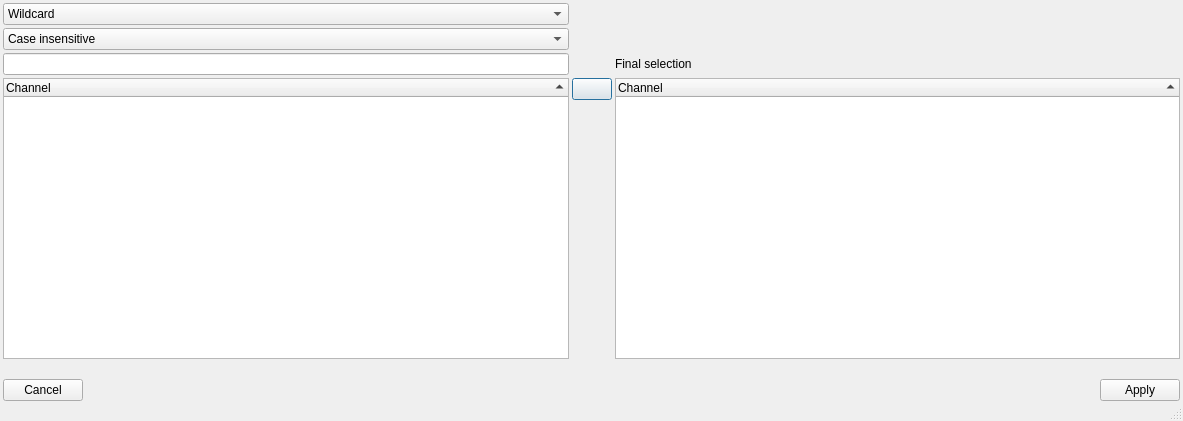
First picture: the form in src/asammdf/gui/ui/simple_search_dialog.ui, repository danielhrisca/asammdf, before the edit.
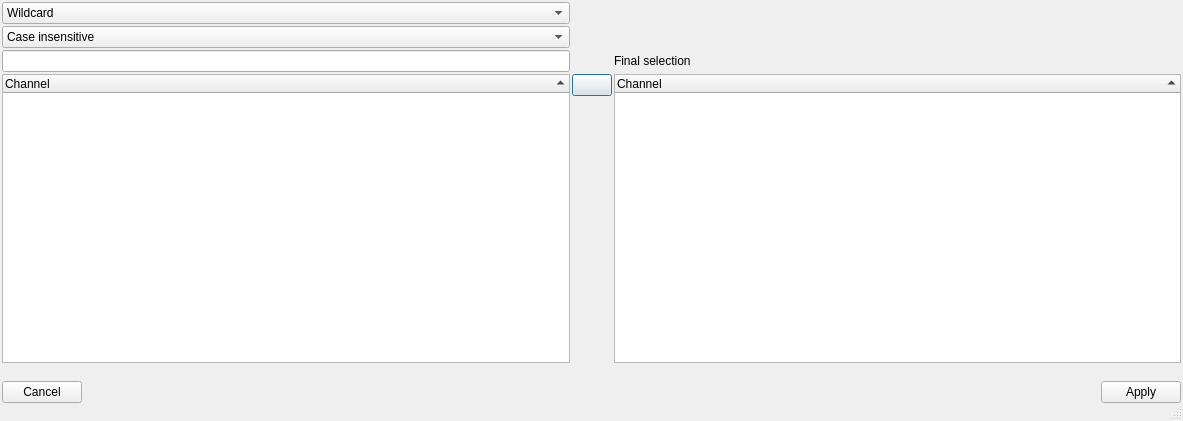
Second picture: the form after the edit. Icons and pictures are not drawn.

```diff
--- a/src/asammdf/gui/ui/simple_search_dialog.ui
+++ b/src/asammdf/gui/ui/simple_search_dialog.ui
@@ -18,19 +18,19 @@
   </property>
   <layout class="QGridLayout" name="gridLayout">
    <property name="leftMargin">
-  <number>3</number>
+  <number>2</number>
 </property>
    <property name="topMargin">
-  <number>3</number>
+  <number>2</number>
 </property>
    <property name="rightMargin">
-  <number>3</number>
+  <number>2</number>
 </property>
    <property name="bottomMargin">
-  <number>3</number>
+  <number>2</number>
 </property>
    <property name="spacing">
-  <number>3</number>
+  <number>2</number>
 </property>
    <item row="3" column="0" rowspan="2">
     <widget class="QTreeWidget" name="matches">
@@ -79,7 +79,7 @@
    <item row="0" column="2">
     <layout class="QHBoxLayout" name="horizontalLayout_2">
      <property name="spacing">
-  <number>3</number>
+  <number>2</number>
 </property>
      <item>
       <spacer name="horizontalSpacer">
@@ -147,7 +147,7 @@
    <item row="6" column="0" colspan="3">
     <layout class="QHBoxLayout" name="horizontalLayout" stretch="0,1,0">
      <property name="spacing">
-  <number>3</number>
+  <number>2</number>
 </property>
      <item>
       <widget class="QPushButton" name="cancel_btn">
```
